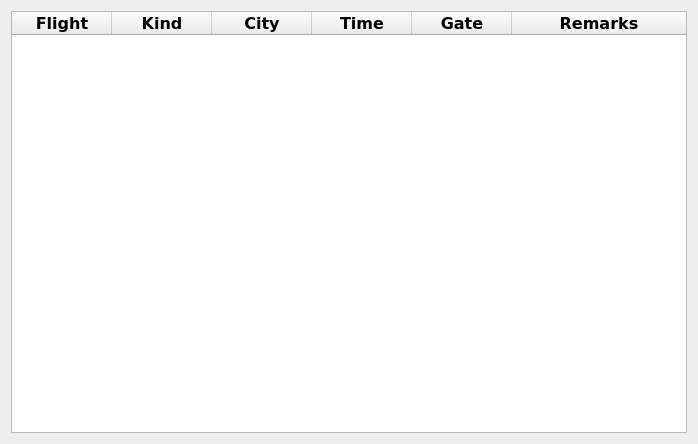
The window that python3/demo/FlightDisplay.ui (jaccovanschaik/MX) describes before a commit, drawn with Qt 5.
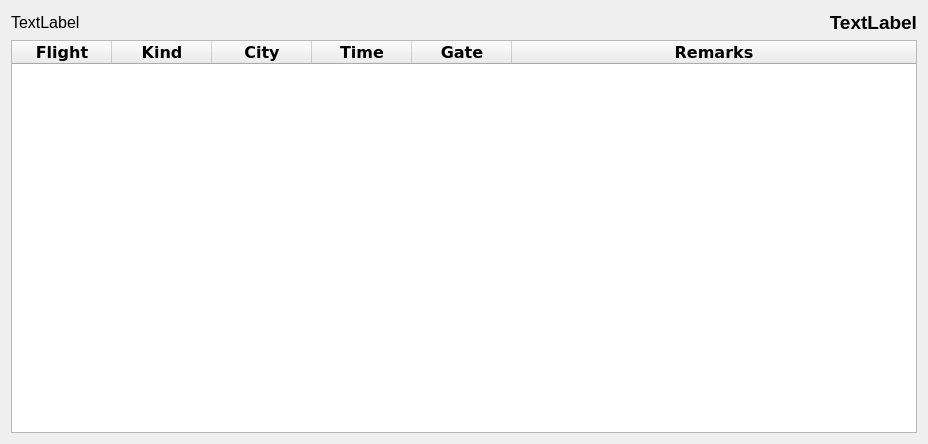
The same window after the commit.

Commit message: Add a clock to the flight displays.

The edit to the form file:
```diff
--- a/python3/demo/FlightDisplay.ui
+++ b/python3/demo/FlightDisplay.ui
@@ -6,7 +6,7 @@
    <rect>
     <x>0</x>
     <y>0</y>
-    <width>698</width>
+    <width>928</width>
     <height>444</height>
    </rect>
   </property>
@@ -15,7 +15,51 @@
   </property>
   <layout class="QGridLayout" name="gridLayout">
    <item row="0" column="0">
+    <widget class="QLabel" name="date">
+     <property name="font">
+      <font>
+       <pointsize>12</pointsize>
+       <weight>50</weight>
+       <italic>false</italic>
+       <bold>false</bold>
+      </font>
+     </property>
+     <property name="text">
+      <string>TextLabel</string>
+     </property>
+     <property name="alignment">
+      <set>Qt::AlignLeading|Qt::AlignLeft|Qt::AlignVCenter</set>
+     </property>
+    </widget>
+   </item>
+   <item row="0" column="1">
+    <widget class="QLabel" name="time">
+     <property name="font">
+      <font>
+       <pointsize>14</pointsize>
+       <weight>75</weight>
+       <bold>true</bold>
+      </font>
+     </property>
+     <property name="text">
+      <string>TextLabel</string>
+     </property>
+     <property name="alignment">
+      <set>Qt::AlignRight|Qt::AlignTrailing|Qt::AlignVCenter</set>
+     </property>
+    </widget>
+   </item>
+   <item row="1" column="0" colspan="2">
     <widget class="QTableWidget" name="table">
+     <property name="enabled">
+      <bool>true</bool>
+     </property>
+     <property name="sizePolicy">
+      <sizepolicy hsizetype="Expanding" vsizetype="Expanding">
+       <horstretch>1</horstretch>
+       <verstretch>0</verstretch>
+      </sizepolicy>
+     </property>
      <property name="font">
       <font>
        <family>DejaVu Sans</family>
@@ -24,9 +68,24 @@
        <bold>true</bold>
       </font>
      </property>
+     <property name="midLineWidth">
+      <number>1</number>
+     </property>
+     <property name="editTriggers">
+      <set>QAbstractItemView::NoEditTriggers</set>
+     </property>
+     <property name="tabKeyNavigation">
+      <bool>false</bool>
+     </property>
+     <property name="showDropIndicator" stdset="0">
+      <bool>false</bool>
+     </property>
      <attribute name="horizontalHeaderStretchLastSection">
       <bool>true</bool>
      </attribute>
+     <attribute name="verticalHeaderVisible">
+      <bool>false</bool>
+     </attribute>
      <column>
       <property name="text">
        <string>Flight</string>
```
The commit also changes 5 other files.
